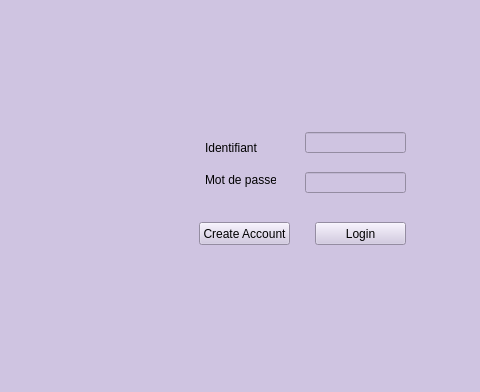
First picture: the form in mainwindow.ui, repository brahimABD98/smartkids, before the edit; both pictures show x 85 to 565 and y 208 to 600 of the 800 by 600 pixel window.
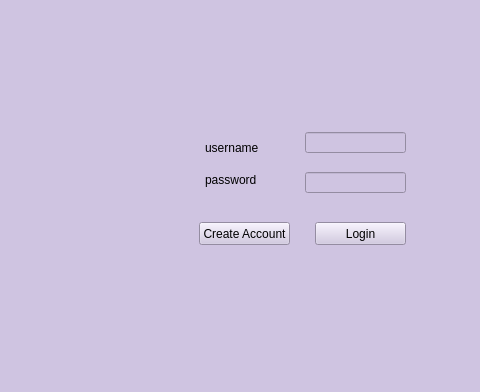
Second picture: the form after the edit. Icons and pictures are not drawn.

```diff
--- a/mainwindow.ui
+++ b/mainwindow.ui
@@ -88,7 +88,7 @@
      </rect>
     </property>
     <property name="text">
-     <string>Identifiant</string>
+     <string>username</string>
     </property>
     <property name="textFormat">
      <enum>Qt::PlainText</enum>
@@ -123,7 +123,7 @@
      </rect>
     </property>
     <property name="text">
-     <string>Mot de passe</string>
+     <string>password</string>
     </property>
    </widget>
   </widget>
```
Left out of the diff: 3 changed lines with no effect on the pictures.
